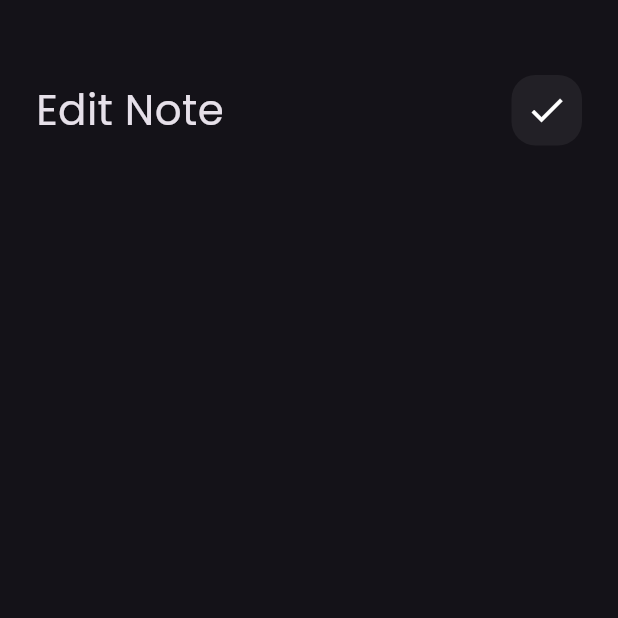
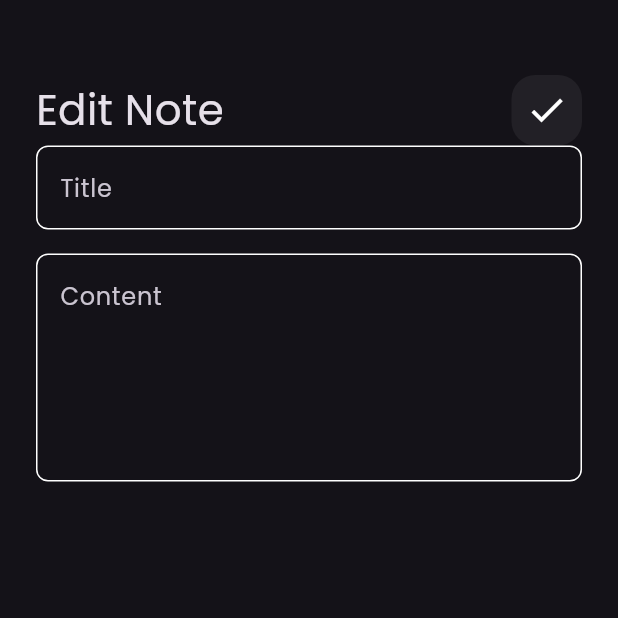
Before and after one commit to Ibrahim8545/NotesApp, a Flutter app: the EditNoteView screen opened directly, on a phone screen of 412 x 824 dp, the top half of it. Run offline on Flutter 3.47's test engine with Material 3 defaults, Android fonts, the phone set to English and light mode, and no system bars; our stand-ins replace font_awesome_flutter.

Commit message:
edit note view done

```diff
--- a/lib/widget/add_note_button_sheet.dart
+++ b/lib/widget/add_note_button_sheet.dart
@@ -1,5 +1,5 @@
 import 'package:flutter/material.dart';
-import 'package:notesapp/widget/constants.dart';
+
 import 'package:notesapp/widget/custom_button.dart';
 import 'package:notesapp/widget/cutsom_text_field.dart';
 
--- a/lib/widget/cutsom_text_field.dart
+++ b/lib/widget/cutsom_text_field.dart
@@ -2,7 +2,7 @@ import 'package:flutter/material.dart';
 import 'package:notesapp/widget/constants.dart';
 
 class CustomTextField extends StatelessWidget {
-  CustomTextField({Key? key, required this.hint, this.maxLines = 1})
+  const CustomTextField({Key? key, required this.hint, this.maxLines = 1})
       : super(key: key);
 
   final String hint;
--- a/lib/widget/edit_view_body.dart
+++ b/lib/widget/edit_view_body.dart
@@ -1,22 +1,25 @@
 import 'package:flutter/material.dart';
 import 'package:notesapp/widget/custom_appbar.dart';
-import 'package:notesapp/widget/custom_serach_icon.dart';
+import 'package:notesapp/widget/cutsom_text_field.dart';
+
 
 class EditNoteViewBody extends StatelessWidget {
   const EditNoteViewBody({super.key});
 
   @override
   Widget build(BuildContext context) {
-    return const  Padding(
-      padding:  EdgeInsets.symmetric(horizontal: 24),
+    return  const  Padding(
+      padding:   EdgeInsets.symmetric(horizontal: 24),
       child: Column(
         children: [
-          SizedBox(height: 50,),
+           SizedBox(height: 50,),
           CustomAppBar(
             title: 'Edit Note',
             icon: Icons.check,
           ),
-
+          CustomTextField(hint: 'Title'),
+           SizedBox(height: 16,),
+          CustomTextField(hint: 'Content',maxLines: 5,)
 
         ],
       ),
```
